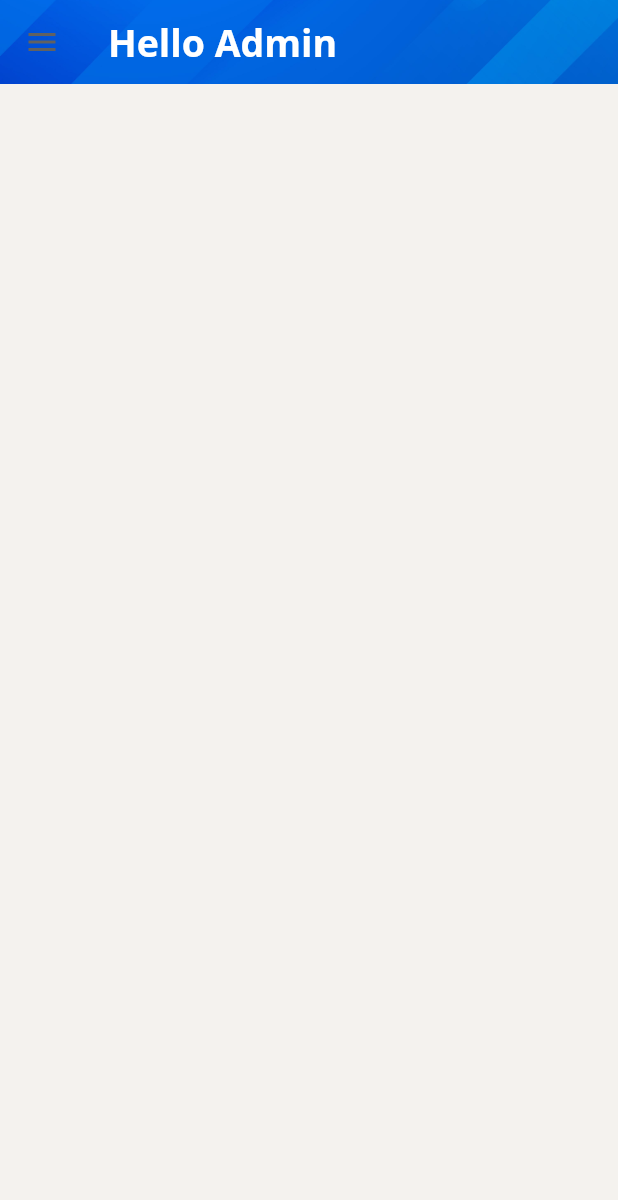
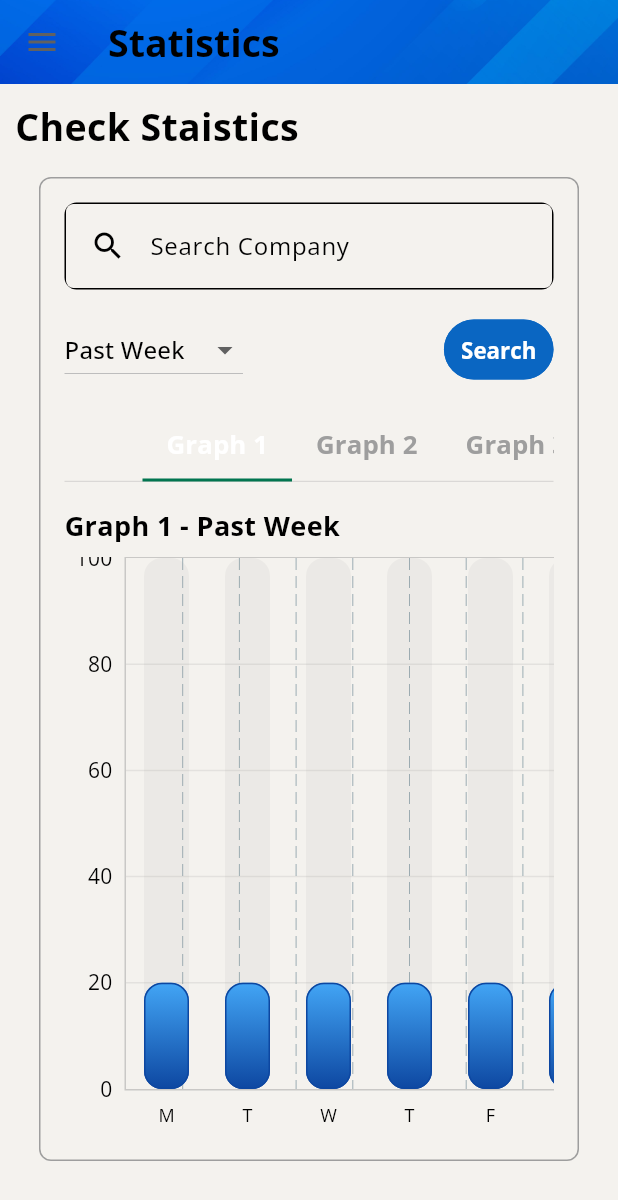
Before and after one commit to LinkUp-SW/Cross, a Flutter app: the StatisticsView screen opened by its route, on a phone screen of 412 x 824 dp. Shown: the top 1200 px of the screen. Run offline on Flutter 3.47's test engine with Material 3 defaults, Android fonts, the phone set to English and light mode, and no system bars; drawn by our look-alikes of fl_chart; our stand-ins replace file_picker, flutter_riverpod, flutter_screenutil, flutter_secure_storage, flutter_svg, go_router and 7 more; missing offline and left inert: any_link_preview, country_state_city_pro, flutter_cached_pdfview; accounts and stored records are empty.

Commit message:
Add statistics and reports management features with UI components and data models

```diff
--- a/lib/features/admin_panel/view/statistics_view.dart
+++ b/lib/features/admin_panel/view/statistics_view.dart
@@ -1,7 +1,9 @@
 //the page ui only and try avoiding any logic here
 import 'package:flutter/material.dart';
 import 'package:flutter_riverpod/flutter_riverpod.dart';
-import 'package:link_up/features/admin_panel/widgets/widgets.dart';
+import 'package:link_up/features/admin_panel/widgets/admin_drawer.dart';
+import 'package:link_up/features/admin_panel/widgets/app_statistics_carousle.dart';
+import 'package:link_up/features/admin_panel/widgets/company_statistics_carousle.dart';
 
 class StatisticsView extends ConsumerStatefulWidget {
   const StatisticsView({super.key});
@@ -24,11 +26,11 @@ class _StatisticsViewState extends ConsumerState<StatisticsView> {
           ),
         ),
         title: const Text(
-          'Hello Admin',
+          'Statistics',
           style: TextStyle(
             fontSize: 25,
             fontWeight: FontWeight.bold,
-            color: Colors.white,
+            color: Colors.black,
           ),
         ),
       ),
@@ -39,7 +41,14 @@ class _StatisticsViewState extends ConsumerState<StatisticsView> {
           child: Column(
             crossAxisAlignment: CrossAxisAlignment.start,
             mainAxisAlignment: MainAxisAlignment.start,
-            children: [Text('')],
+            children: [
+              Text('Check Staistics',
+                  style: TextStyle(
+                    fontSize: 25,
+                    fontWeight: FontWeight.bold,
+                  )),
+              CompanyStatisticsCarousel(),
+            ],
           ),
         ),
       ),
--- /dev/null
+++ b/lib/features/admin_panel/widgets/company_statistics_carousle.dart
@@ -0,0 +1,287 @@
+import 'dart:async';
+import 'package:flutter/material.dart';
+import 'package:flutter_riverpod/flutter_riverpod.dart';
+import 'package:fl_chart/fl_chart.dart';
+import 'package:link_up/features/signUp/widgets/widgets.dart';
+
+class CompanyStatisticsCarousel extends ConsumerStatefulWidget {
+  const CompanyStatisticsCarousel({super.key});
+
+  @override
+  _CompanyStatisticsCarouselState createState() =>
+      _CompanyStatisticsCarouselState();
+}
+
+class _CompanyStatisticsCarouselState
+    extends ConsumerState<CompanyStatisticsCarousel> {
+  String selectedRange = "Past Week";
+  List<Widget> graphWidgets = [];
+  final TextEditingController _companySearchController =
+      TextEditingController();
+  Timer? _debounce;
+
+  @override
+  void initState() {
+    super.initState();
+    _generateStatistics();
+  }
+
+  @override
+  void dispose() {
+    _debounce?.cancel();
+    _companySearchController.dispose();
+    super.dispose();
+  }
+
+  void _generateStatistics() {
+    final xVals = _getXValues(selectedRange);
+
+    graphWidgets = List.generate(
+      4,
+      (index) {
+        final isBarChart = index % 2 == 0; // Alternate
+        final yVals = List.generate(xVals.length, (i) => _randomValue());
+        return _buildGraph(
+          title: "Graph ${index + 1} - $selectedRange",
+          xValues: xVals,
+          yValues: yVals,
+          isBarChart: isBarChart,
+        );
+      },
+    );
+  }
+
+  int _randomValue() {
+    return (20 + (80 * (DateTime.now().millisecondsSinceEpoch % 1000) / 1000))
+        .toInt();
+  }
+
+  List<String> _getXValues(String range) {
+    switch (range) {
+      case "Past Week":
+        return ["M", "T", "W", "T", "F", "S", "S"];
+      case "Past Month":
+        return ["Wk1", "Wk2", "Wk3", "Wk4"];
+      case "Past Year":
+        return ["J", "F", "M", "A", "M", "J", "J", "A", "S", "O", "N", "D"];
+      case "Past Decade":
+        return List.generate(10, (i) => (20 + i).toString());
+      default:
+        return [];
+    }
+  }
+
+  Widget _buildGraph({
+    required String title,
+    required List<String> xValues,
+    required List<int> yValues,
+    required bool isBarChart,
+  }) {
+    return Column(
+      crossAxisAlignment: CrossAxisAlignment.start,
+      children: [
+        Text(title,
+            style: const TextStyle(fontSize: 18, fontWeight: FontWeight.bold)),
+        const SizedBox(height: 8),
+        Expanded(
+          child: SingleChildScrollView(
+            scrollDirection: Axis.horizontal,
+            child: SizedBox(
+              width: yValues.length * 60,
+              child: isBarChart
+                  ? BarChart(_buildBarData(xValues, yValues))
+                  : LineChart(_buildLineData(xValues, yValues)),
+            ),
+          ),
+        ),
+      ],
+    );
+  }
+
+  BarChartData _buildBarData(List<String> xValues, List<int> yValues) {
+    return BarChartData(
+      alignment: BarChartAlignment.spaceAround,
+      gridData: FlGridData(
+        show: true,
+        drawHorizontalLine: true,
+        horizontalInterval: 20,
+        getDrawingHorizontalLine: (value) => FlLine(
+          color: Colors.grey.withOpacity(0.2),
+          strokeWidth: 1,
+        ),
+      ),
+      titlesData: FlTitlesData(
+        leftTitles: AxisTitles(
+          sideTitles:
+              SideTitles(showTitles: true, reservedSize: 40, interval: 20),
+        ),
+        bottomTitles: AxisTitles(
+          sideTitles: SideTitles(
+            showTitles: true,
+            reservedSize: 30,
+            getTitlesWidget: (value, meta) {
+              int index = value.toInt();
+              if (index >= 0 && index < xValues.length) {
+                return SideTitleWidget(
+                  meta: meta,
+                  child: Text(xValues[index],
+                      style: const TextStyle(fontSize: 12)),
+                );
+              }
+              return const SizedBox.shrink();
+            },
+          ),
+        ),
+        rightTitles: AxisTitles(sideTitles: SideTitles(showTitles: false)),
+        topTitles: AxisTitles(sideTitles: SideTitles(showTitles: false)),
+      ),
+      borderData: FlBorderData(
+        show: true,
+        border: Border.all(color: Colors.grey.withOpacity(0.5)),
+      ),
+      barGroups: List.generate(
+        yValues.length,
+        (index) => BarChartGroupData(
+          x: index,
+          barRods: [
+            BarChartRodData(
+              toY: yValues[index].toDouble(),
+              gradient: LinearGradient(
+                colors: [Colors.blue.shade400, Colors.blue.shade900],
+                begin: Alignment.topCenter,
+                end: Alignment.bottomCenter,
+              ),
+              width: 30,
+              borderRadius: BorderRadius.circular(12),
+              borderSide: BorderSide(color: Colors.blue.shade900, width: 1),
+              backDrawRodData: BackgroundBarChartRodData(
+                show: true,
+                toY: 100,
+                color: Colors.grey.withOpacity(0.1),
+              ),
+            ),
+          ],
+        ),
+      ),
+      maxY: 100,
+    );
+  }
+
+  LineChartData _buildLineData(List<String> xValues, List<int> yValues) {
+    return LineChartData(
+      gridData: FlGridData(show: true),
+      titlesData: FlTitlesData(
+        leftTitles: AxisTitles(
+          sideTitles: SideTitles(showTitles: true, reservedSize: 40),
+        ),
+        bottomTitles: AxisTitles(
+          sideTitles: SideTitles(
+            showTitles: true,
+            reservedSize: 30,
+            getTitlesWidget: (value, meta) {
+              int index = value.toInt();
+              if (index >= 0 && index < xValues.length) {
+                return Text(xValues[index],
+                    style: const TextStyle(fontSize: 12));
+              }
+              return const SizedBox.shrink();
+            },
+          ),
+        ),
+        rightTitles: AxisTitles(sideTitles: SideTitles(showTitles: false)),
+        topTitles: AxisTitles(sideTitles: SideTitles(showTitles: false)),
+      ),
+      borderData: FlBorderData(show: true),
+      lineBarsData: [
+        LineChartBarData(
+          spots: List.generate(
+            yValues.length,
+            (i) => FlSpot(i.toDouble(), yValues[i].toDouble()),
+          ),
+          isCurved: true,
+          color: Colors.blue,
+          barWidth: 4,
+          isStrokeCapRound: true,
+          belowBarData: BarAreaData(show: false),
+        )
+      ],
+      maxY: 100,
+    );
+  }
+
+  @override
+  Widget build(BuildContext context) {
+    return DefaultTabController(
+      length: graphWidgets.length,
+      child: Container(
+        margin: const EdgeInsets.all(16),
+        padding: const EdgeInsets.all(16),
+        decoration: BoxDecoration(
+          border: Border.all(color: Colors.grey),
+          borderRadius: BorderRadius.circular(8),
+        ),
+        child: Column(
+          mainAxisSize: MainAxisSize.min,
+          children: [
+            AutocompleteSearchInput(
+              controller: _companySearchController,
+              label: "Search Company",
+              searchType: SearchType.company,
+            ),
+            const SizedBox(height: 16),
+            Row(
+              mainAxisAlignment: MainAxisAlignment.spaceBetween,
+              children: [
+                DropdownButton<String>(
+                  value: selectedRange,
+                  items: [
+                    "Past Week",
+                    "Past Month",
+                    "Past Year",
+                    "Past Decade",
+                  ].map((String value) {
+                    return DropdownMenuItem<String>(
+                      value: value,
+                      child: Text(value),
+                    );
+                  }).toList(),
+                  onChanged: (newValue) {
+                    setState(() {
+                      selectedRange = newValue!;
+                      _generateStatistics();
+                    });
+                  },
+                ),
+                ElevatedButton(
+                  onPressed: () {
+                    _generateStatistics();
+                    setState(() {});
+                  },
+                  child: const Text("Search"),
+                ),
+              ],
+            ),
+            const SizedBox(height: 16),
+            TabBar(
+              isScrollable: true,
+              labelColor: Theme.of(context).primaryColor,
+              unselectedLabelColor: Colors.grey,
+              indicatorColor: Theme.of(context).primaryColor,
+              tabs: List.generate(
+                graphWidgets.length,
+                (index) => Tab(text: "Graph ${index + 1}"),
+              ),
+            ),
+            const SizedBox(height: 16),
+            SizedBox(
+              height: 420,
+              child: TabBarView(
+                children: graphWidgets,
+              ),
+            ),
+          ],
+        ),
+      ),
+    );
+  }
+}
```
Also changed, not shown: lib/features/admin_panel/model/statistics_model.dart (+11 -1 lines), lib/features/admin_panel/view/privilages_view.dart (+131 -0 lines).
